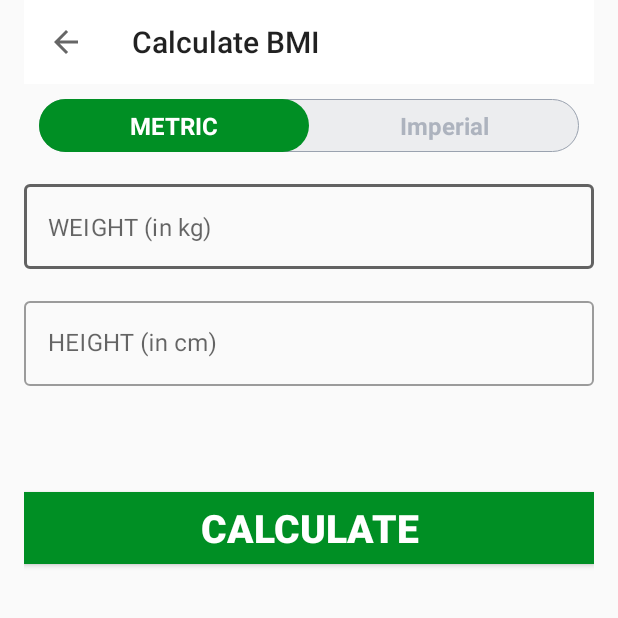
After one commit to ak-mdev/workout-kotlin, an Android app: the BmiActivity screen opened directly, with no data from a screen before it, on a phone screen of 412 x 824 dp, the top half of it. The commit adds this screen. Run offline under Robolectric (Android 15) with nearby library versions, the phone set to English and light mode, and no system bars.

Commit message:
Added bmi activity and its functionality
Also added custom dialog for canceling exercise while performing them

```diff
--- a/app/build.gradle
+++ b/app/build.gradle
@@ -34,6 +34,7 @@ dependencies {
     testImplementation 'junit:junit:4.12'
     androidTestImplementation 'androidx.test.ext:junit:1.1.1'
     androidTestImplementation 'androidx.test.espresso:espresso-core:3.2.0'
+    implementation 'com.google.android.material:material:1.0.0'
 
     //Circular image view
     implementation 'de.hdodenhof:circleimageview:3.1.0'
--- a/app/src/main/AndroidManifest.xml
+++ b/app/src/main/AndroidManifest.xml
@@ -11,9 +11,12 @@
         android:supportsRtl="true"
         android:theme="@style/AppTheme">
         <activity
+            android:name=".BmiActivity"
+            android:screenOrientation="portrait"/>
+        <activity
             android:name=".FinishActivity"
             android:screenOrientation="portrait"
-            android:theme="@style/AppTheme"/>
+            android:theme="@style/AppTheme" />
         <activity
             android:name=".ExerciseActivity"
             android:screenOrientation="portrait"
--- a/app/src/main/java/com/deyvitineo/a7minuteworkout/MainActivity.kt
+++ b/app/src/main/java/com/deyvitineo/a7minuteworkout/MainActivity.kt
@@ -18,5 +18,10 @@ class MainActivity : AppCompatActivity() {
             val intent = Intent(this, ExerciseActivity::class.java)
             startActivity(intent)
         }
+
+        llBmiButton.setOnClickListener {
+            val intent = Intent(this, BmiActivity::class.java)
+            startActivity(intent)
+        }
     }
 }
--- /dev/null
+++ b/app/src/main/res/drawable/radio_group_tab_background.xml
@@ -0,0 +1,11 @@
+<?xml version="1.0" encoding="utf-8"?>
+<shape xmlns:android="http://schemas.android.com/apk/res/android"
+    android:shape="rectangle">
+
+    <solid android:color="#ECEDEF"/>
+    <stroke android:width="0.5dp"
+        android:color="#9AA2AF"/>
+
+    <corners android:radius="20dp"/>
+
+</shape>
--- /dev/null
+++ b/app/src/main/res/drawable/units_tab_selector.xml
@@ -0,0 +1,9 @@
+<?xml version="1.0" encoding="utf-8"?>
+<selector xmlns:android="http://schemas.android.com/apk/res/android">
+    <item android:state_checked="true">
+        <shape android:shape="rectangle">
+            <solid android:color="@color/colorAccent" />
+            <corners android:radius="20dp" />
+        </shape>
+    </item>
+</selector>
--- /dev/null
+++ b/app/src/main/res/drawable/units_tab_text_color.xml
@@ -0,0 +1,7 @@
+<?xml version="1.0" encoding="utf-8"?>
+<selector xmlns:android="http://schemas.android.com/apk/res/android">
+
+    <item android:state_checked="true" android:color = "@color/colorWhite"/>
+    <item android:state_checked="false" android:color = "#ADB3BE"/>
+
+</selector>
--- /dev/null
+++ b/app/src/main/res/layout/activity_bmi.xml
@@ -0,0 +1,181 @@
+<?xml version="1.0" encoding="utf-8"?>
+<androidx.constraintlayout.widget.ConstraintLayout xmlns:android="http://schemas.android.com/apk/res/android"
+    xmlns:app="http://schemas.android.com/apk/res-auto"
+    xmlns:tools="http://schemas.android.com/tools"
+    android:layout_width="match_parent"
+    android:layout_height="match_parent"
+    android:paddingLeft="16dp"
+    android:paddingRight="16dp"
+    tools:context=".BmiActivity">
+
+    <androidx.appcompat.widget.Toolbar
+        android:id="@+id/toolbarBmiActivity"
+        android:layout_width="match_parent"
+        android:layout_height="?android:attr/actionBarSize"
+        android:background="@color/colorWhite"
+        app:layout_constraintLeft_toLeftOf="parent"
+        app:layout_constraintRight_toRightOf="parent"
+        app:layout_constraintTop_toTopOf="parent" />
+
+    <RadioGroup
+        android:id="@+id/rgMetricSystem"
+        android:layout_width="match_parent"
+        android:layout_height="wrap_content"
+        android:layout_margin="10dp"
+        android:background="@drawable/radio_group_tab_background"
+        android:orientation="horizontal"
+        app:layout_constraintLeft_toLeftOf="parent"
+        app:layout_constraintRight_toRightOf="parent"
+        app:layout_constraintTop_toBottomOf="@id/toolbarBmiActivity">
+
+        <RadioButton
+            android:id="@+id/rBtnMetric"
+            android:layout_width="0dp"
+            android:layout_height="35dp"
+            android:layout_weight="1"
+            android:background="@drawable/units_tab_selector"
+            android:button="@null"
+            android:checked="true"
+            android:gravity="center"
+            android:text="METRIC"
+            android:textColor="@drawable/units_tab_text_color"
+            android:textSize="16sp"
+            android:textStyle="bold" />
+
+        <RadioButton
+            android:id="@+id/rBtnImperial"
+            android:layout_width="0dp"
+            android:layout_height="35dp"
+            android:layout_weight="1"
+            android:background="@drawable/units_tab_selector"
+            android:button="@null"
+            android:gravity="center"
+            android:text="Imperial"
+            android:textColor="@drawable/units_tab_text_color"
+            android:textSize="16sp"
+            android:textStyle="bold" />
+
+    </RadioGroup>
+
+    <com.google.android.material.textfield.TextInputLayout
+        android:id="@+id/tvWeightInputLayout"
+        style="@style/Widget.MaterialComponents.TextInputLayout.OutlinedBox"
+        android:layout_width="match_parent"
+        android:layout_height="wrap_content"
+        android:layout_marginTop="16dp"
+        app:layout_constraintLeft_toLeftOf="parent"
+        app:layout_constraintRight_toRightOf="parent"
+        app:layout_constraintTop_toBottomOf="@id/rgMetricSystem">
+
+        <androidx.appcompat.widget.AppCompatEditText
+            android:id="@+id/etWeightInput"
+            android:layout_width="match_parent"
+            android:layout_height="wrap_content"
+            android:inputType="number"
+            android:maxLength="4"
+            android:textSize="16sp" />
+    </com.google.android.material.textfield.TextInputLayout>
+
+    <LinearLayout
+        android:id="@+id/llHeight"
+        android:layout_width="match_parent"
+        android:layout_height="wrap_content"
+        android:layout_marginTop="16dp"
+        android:orientation="vertical"
+        app:layout_constraintLeft_toLeftOf="parent"
+
+        app:layout_constraintRight_toRightOf="parent"
+        app:layout_constraintTop_toBottomOf="@id/tvWeightInputLayout">
+
+        <com.google.android.material.textfield.TextInputLayout
+            android:id="@+id/tvHeightMetric"
+            style="@style/Widget.MaterialComponents.TextInputLayout.OutlinedBox"
+            android:layout_width="match_parent"
+            android:layout_height="wrap_content">
+
+            <androidx.appcompat.widget.AppCompatEditText
+                android:id="@+id/etHeightInput"
+                android:layout_width="match_parent"
+                android:layout_height="wrap_content"
+                android:hint="HEIGHT (in cm)"
+                android:maxLength="5"
+                android:inputType="numberDecimal"
+                android:textSize="16sp" />
+        </com.google.android.material.textfield.TextInputLayout>
+
+        <LinearLayout
+            android:id="@+id/llImperialHeight"
+            android:layout_width="match_parent"
+            android:layout_height="wrap_content"
+            android:visibility="gone"
+            android:orientation="horizontal">
+
+            <com.google.android.material.textfield.TextInputLayout
+                android:id="@+id/tvHeightInputLayoutFeet"
+                style="@style/Widget.MaterialComponents.TextInputLayout.OutlinedBox"
+                android:layout_width="0dp"
+                android:layout_weight="1"
+                android:layout_height="wrap_content">
+
+                <androidx.appcompat.widget.AppCompatEditText
+                    android:id="@+id/etHeightFeet"
+                    android:layout_width="match_parent"
+                    android:layout_height="wrap_content"
+                    android:hint="Feet"
+                    android:maxLength="1"
+                    android:inputType="number"
+                    android:textSize="16sp" />
+            </com.google.android.material.textfield.TextInputLayout>
+
+            <com.google.android.material.textfield.TextInputLayout
+                android:id="@+id/tvHeightInputLayoutInches"
+                style="@style/Widget.MaterialComponents.TextInputLayout.OutlinedBox"
+                android:layout_width="0dp"
+                android:layout_weight="1"
+                android:layout_height="wrap_content">
+
+                <androidx.appcompat.widget.AppCompatEditText
+                    android:id="@+id/etHeightInches"
+                    android:layout_width="match_parent"
+                    android:layout_height="wrap_content"
+                    android:hint="Inches"
+                    android:maxLength="2"
+                    android:inputType="number"
+                    android:textSize="16sp" />
+            </com.google.android.material.textfield.TextInputLayout>
+
+
+        </LinearLayout>
+
+
+
+    </LinearLayout>
+
+
+    <TextView
+        android:id="@+id/tvResult"
+        android:layout_width="match_parent"
+        android:layout_height="wrap_content"
+        android:textAlignment="center"
+        android:textSize="18sp"
+        android:layout_marginTop="16dp"
+        app:layout_constraintLeft_toLeftOf="parent"
+        app:layout_constraintRight_toRightOf="parent"
+        app:layout_constraintTop_toBottomOf="@id/llHeight" />
+
+
+    <Button
+        android:id="@+id/btnCalculate"
+        android:layout_width="match_parent"
+        android:layout_height="wrap_content"
+        android:layout_marginTop="30dp"
+        android:background="@color/colorAccent"
+        android:text="CALCULATE"
+        android:textColor="@color/colorWhite"
+        android:textSize="26sp"
+        android:textStyle="bold"
+        app:layout_constraintLeft_toLeftOf="parent"
+        app:layout_constraintRight_toRightOf="parent"
+        app:layout_constraintTop_toBottomOf="@id/tvResult" />
+
+</androidx.constraintlayout.widget.ConstraintLayout>
```
Also changed, not shown: app/src/main/java/com/deyvitineo/a7minuteworkout/BmiActivity.kt (added, +161 -0 lines), app/src/main/java/com/deyvitineo/a7minuteworkout/ExerciseActivity.kt (+20 -4 lines), app/src/main/res/layout/activity_main.xml (+33 -1 lines), app/src/main/res/layout/cancel_exercise_dialog.xml (added, +64 -0 lines).
